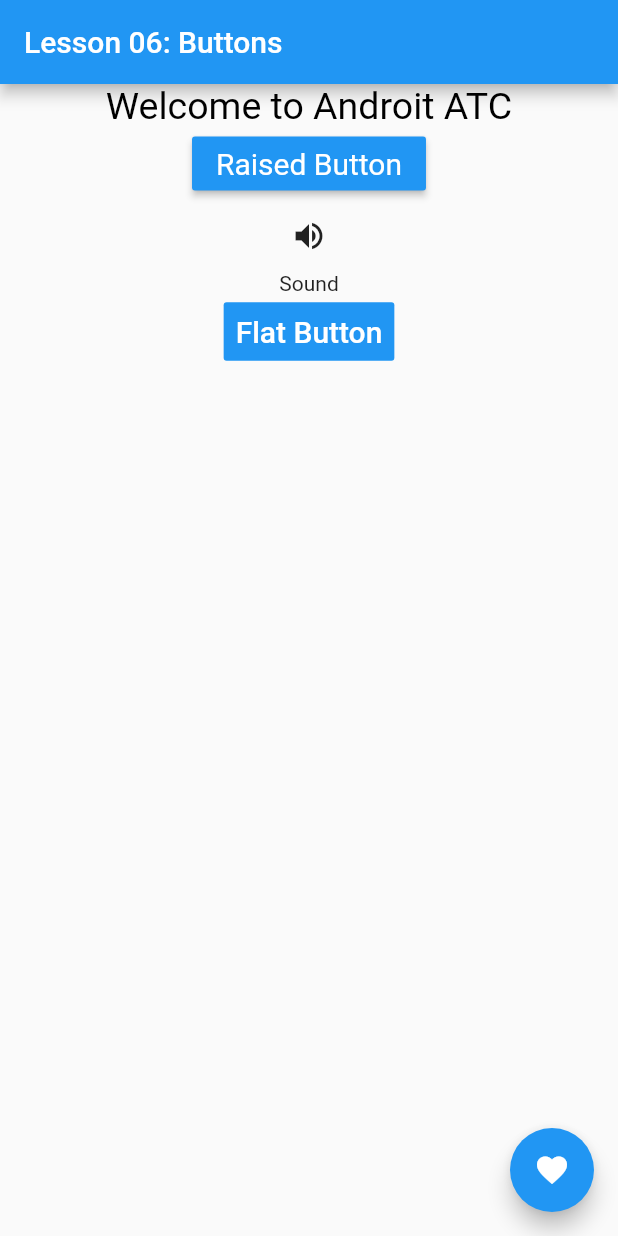
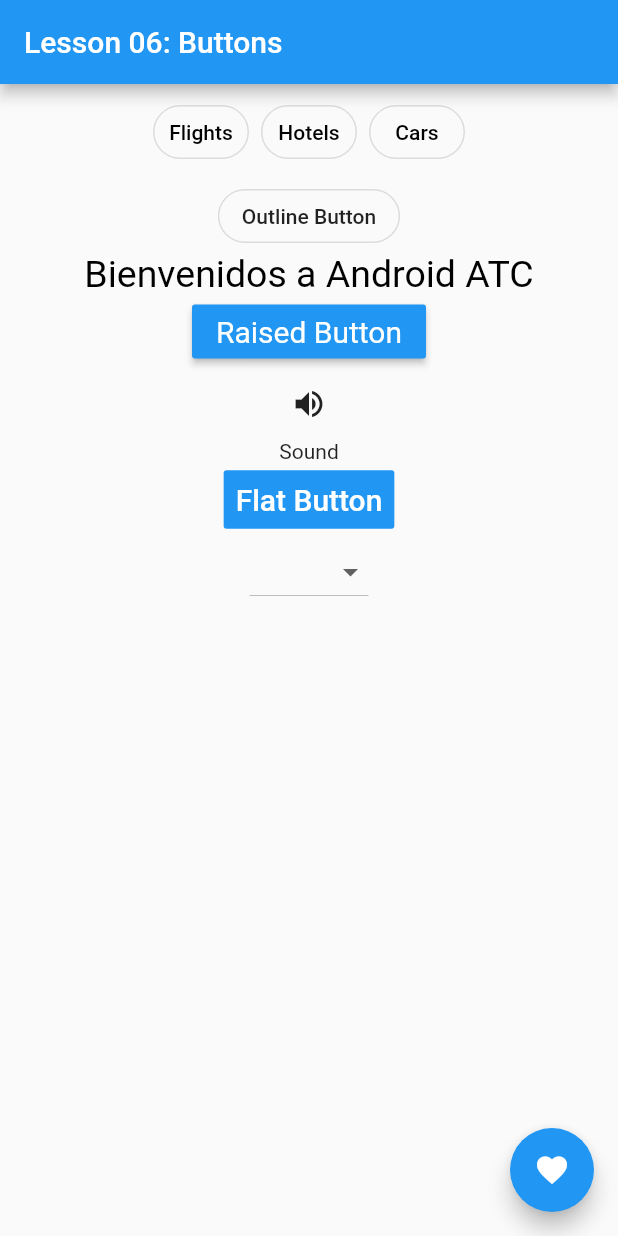
Before and after one commit to MrSairus/Trabajo_Buttons, a Flutter app: the screen it shows after launch, on a phone screen of 412 x 824 dp. Run offline on Flutter 3.47's test engine with Material 2 defaults, Android fonts, the light colour scheme and no system bars.

Commit message:
Agregando los nuevos botones

```diff
--- a/lib/main.dart
+++ b/lib/main.dart
@@ -2,7 +2,16 @@ import 'package:flutter/material.dart';
 
 void main() => runApp(MyApp());
 
-class MyApp extends StatelessWidget {
+class MyApp extends StatefulWidget {
+  @override
+  _MyAppState createState() => _MyAppState();
+}
+
+class _MyAppState extends State<MyApp> {
+  var city = ['Toronto', 'Boston', 'Mexico', 'London'];
+
+  var firstcity = 'toronto';
+
   @override
   Widget build(BuildContext context) {
     return MaterialApp(
@@ -12,12 +21,40 @@ class MyApp extends StatelessWidget {
           title: Text('Lesson 06: Buttons'),
         ),
         body: SafeArea(
-          child: Column(
-            children: <Widget>[
+          child: Column(children: <Widget>[
+            ButtonBar(
+              alignment: MainAxisAlignment.center,
+              children: [
+                OutlineButton(
+                  shape: StadiumBorder(),
+                  highlightedBorderColor: Colors.blue,
+                  child: Text('Flights'),
+                  onPressed: () {},
+                ),
+                OutlineButton(
+                  shape: StadiumBorder(),
+                  highlightedBorderColor: Colors.blue,
+                  child: Text('Hotels'),
+                  onPressed: () {},
+                ),
+                OutlineButton(
+                  shape: StadiumBorder(),
+                  highlightedBorderColor: Colors.blue,
+                  child: Text('Cars'),
+                  onPressed: () {},
+                ),
+              ],
+            ),
+            OutlineButton(
+              shape: StadiumBorder(),
+              highlightedBorderColor: Colors.blue,
+              child: Text('Outline Button'),
+              onPressed: () {},
+            ),
             Center(
               child: SafeArea(
                   child: Text(
-                  'Welcome to Androit ATC',
+                'Bienvenidos a Android ATC',
                 style: TextStyle(
                     fontWeight: FontWeight.normal,
                     color: Colors.black,
@@ -56,9 +93,25 @@ class MyApp extends StatelessWidget {
                 "Flat Button",
                 style: TextStyle(fontSize: 20.0),
               ),
-              )
-            ],
             ),
+
+            //start the code of dropdownButton//
+
+            DropdownButton<String>(
+              items: city.map((String dropDownStringItem) {
+                return DropdownMenuItem<String>(
+                  value: dropDownStringItem,
+                  child: Text(dropDownStringItem),
+                );
+              }).toList(),
+              onChanged: (String NewUserValue) {
+                setState(() {
+                  this.firstcity = NewUserValue;
+                });
+                // here your code will execute when the user select a new item
+              },
+            ),
+          ]),
         ),
         floatingActionButton: FloatingActionButton(
           onPressed: () {},
```
Lines whose indentation alone changed are shown as unchanged.
